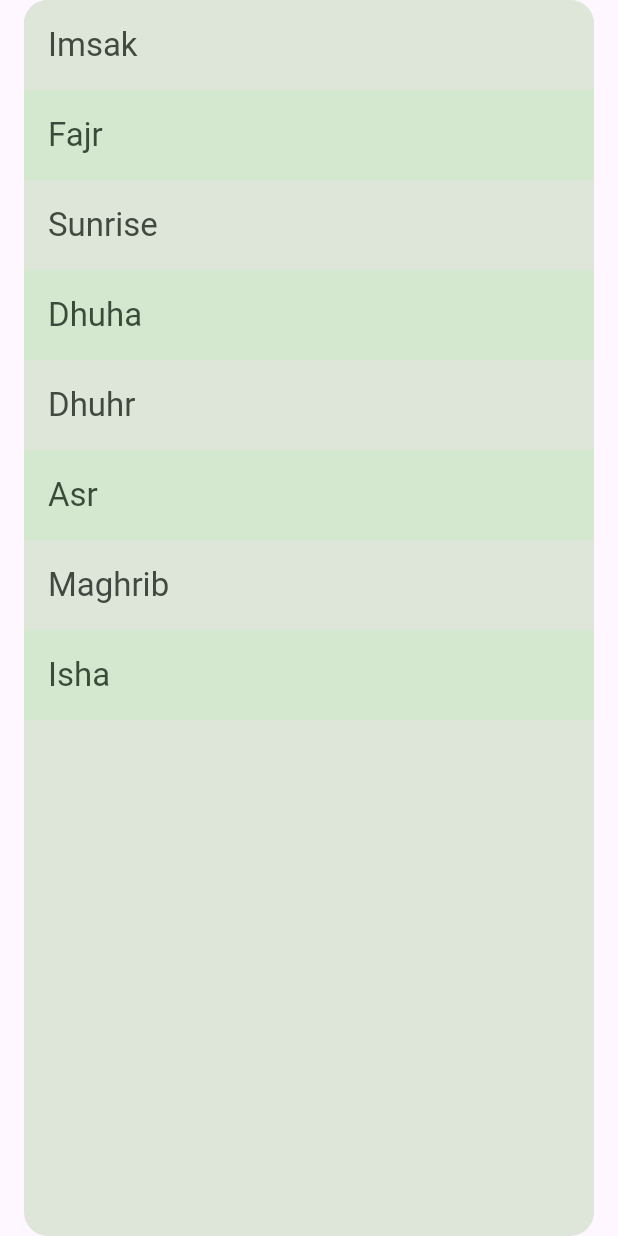
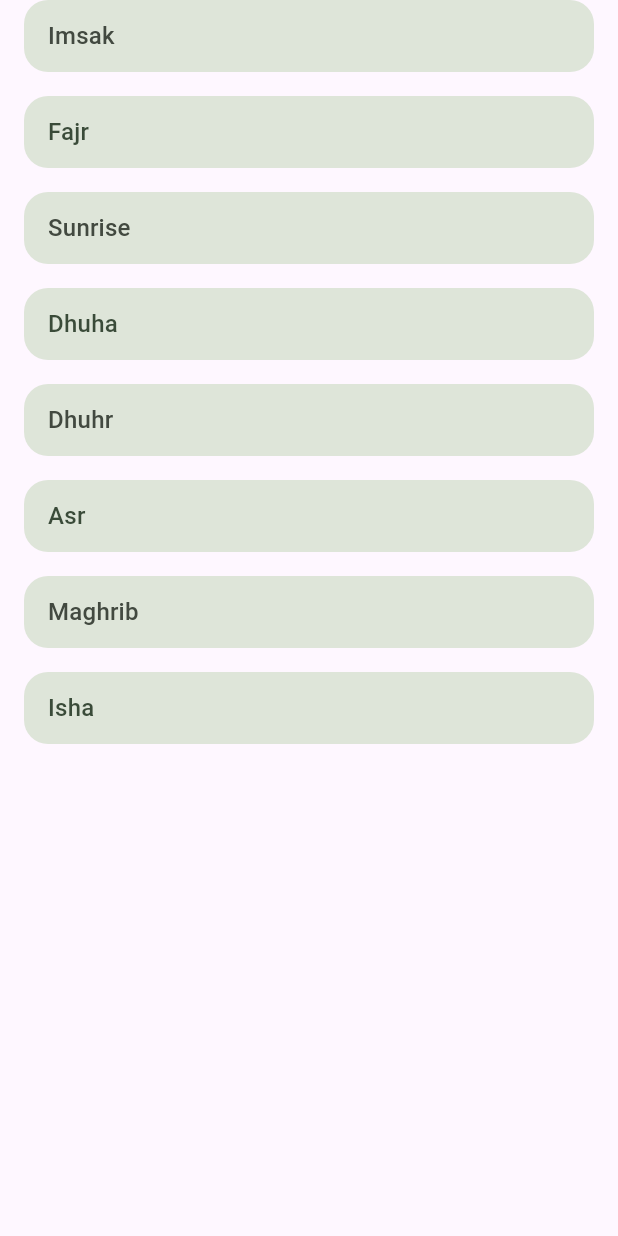
Before and after one commit to pwdev23/jadwal_sholat, a Flutter app: the _PrayerScheduleColumn widget shown alone on an empty page, opened directly with empty values, on a phone screen of 412 x 824 dp. Run offline on Flutter 3.47's test engine with Material 2 defaults, Android fonts, the phone set to English and light mode, and no system bars; our stand-ins replace flutter_riverpod, freezed_annotation, riverpod_annotation, shared_preferences; accounts and stored records are empty; generated files the repository leaves out were written again; network calls fail.

Commit message:
Updated schedule widget styles

```diff
--- a/lib/src/pages/prayer_schedule_page.dart
+++ b/lib/src/pages/prayer_schedule_page.dart
@@ -3,6 +3,7 @@ import 'package:flutter_riverpod/flutter_riverpod.dart';
 
 import '../models/prayer_schedule.dart';
 import '../providers/providers.dart' show prayerScheduleProvider, cityProvider;
+import '../utils.dart';
 
 class PrayerSchedulePage extends ConsumerStatefulWidget {
   static const routeName = '/schedule';
@@ -29,12 +30,7 @@ class _PrayerSchedulePageState extends ConsumerState<PrayerSchedulePage> {
     final city = ref.watch(cityProvider(id: widget.cityId));
     final schedule =
         ref.watch(prayerScheduleProvider(cityId: widget.cityId, date: _now));
-    final onSurface = Theme.of(context).colorScheme.onSurface;
     final colorScheme = Theme.of(context).colorScheme;
-    final timeTextStyle = Theme.of(context)
-        .textTheme
-        .headlineMedium!
-        .copyWith(color: colorScheme.onPrimaryContainer);
 
     return Scaffold(
       backgroundColor: colorScheme.surface,
@@ -43,12 +39,23 @@ class _PrayerSchedulePageState extends ConsumerState<PrayerSchedulePage> {
         title: city.when(
           data: (data) => Text(
             data.name,
-            style: TextStyle(color: onSurface),
+            style: TextStyle(
+              color: colorScheme.onSurface,
+              fontWeight: FontWeight.bold,
             ),
-          error: (_, __) =>
-              Text('Failed to load', style: TextStyle(color: onSurface)),
-          loading: () => Text('', style: TextStyle(color: onSurface)),
           ),
+          error: (_, __) => Text('Failed to load',
+              style: TextStyle(color: colorScheme.onSurface)),
+          loading: () =>
+              Text('', style: TextStyle(color: colorScheme.onSurface)),
+        ),
+        actions: [
+          IconButton(
+            tooltip: 'Search city',
+            onPressed: () => nav.pushNamed('/search'),
+            icon: const Icon(Icons.search),
+          )
+        ],
       ),
       body: ListView(
         children: [
@@ -57,14 +64,15 @@ class _PrayerSchedulePageState extends ConsumerState<PrayerSchedulePage> {
             stream: Stream.periodic(const Duration(seconds: 1)),
             builder: (context, snapshot) {
               final now = DateTime.now();
+
               return Column(
                 children: [
                   if (_prayerScheduleFetched)
                     _TimeRemaining(
-                      backgroundColor: colorScheme.primaryContainer,
+                      backgroundColor: colorScheme.inverseSurface,
                       now: now,
                       prayerSchedule: _schedule,
-                      textStyle: timeTextStyle,
+                      foregroundColor: colorScheme.onInverseSurface,
                     )
                 ],
               );
@@ -85,12 +93,8 @@ class _PrayerSchedulePageState extends ConsumerState<PrayerSchedulePage> {
             error: (_, __) => const Text('Failed to load'),
             loading: () => const LinearProgressIndicator(),
           ),
-          const SizedBox(height: kToolbarHeight),
+          const SizedBox(height: kToolbarHeight * 2),
         ],
-      ),
-      floatingActionButton: FloatingActionButton(
-        onPressed: () => nav.pushNamed('/search'),
-        child: const Icon(Icons.search),
       ),
     );
   }
@@ -110,72 +114,63 @@ class _PrayerScheduleColumn extends StatelessWidget {
   @override
   Widget build(BuildContext context) {
     final colorScheme = Theme.of(context).colorScheme;
-    final titleLarge = Theme.of(context).textTheme.titleLarge;
+    final titleMedium = Theme.of(context).textTheme.titleMedium;
 
-    return Container(
-      clipBehavior: Clip.antiAlias,
-      margin: const EdgeInsets.symmetric(horizontal: 16.0),
-      decoration: BoxDecoration(
-        color: colorScheme.surfaceVariant,
-        borderRadius: BorderRadius.circular(16.0),
-      ),
-      child: Column(
+    return Column(
       children: [
         _PrayerTimeTile(
           backgroundColor: colorScheme.surfaceVariant,
           leading: 'Imsak',
           trailing: prayerSchedule.imsak,
-            textStyle:
-                titleLarge!.copyWith(color: colorScheme.onSurfaceVariant),
+          textStyle: titleMedium!.copyWith(color: colorScheme.onSurfaceVariant),
         ),
         _PrayerTimeTile(
-            backgroundColor: colorScheme.secondaryContainer,
+          backgroundColor: colorScheme.surfaceVariant,
           leading: 'Fajr',
           trailing: prayerSchedule.fajr,
           textStyle:
-                titleLarge.copyWith(color: colorScheme.onSecondaryContainer),
+              titleMedium.copyWith(color: colorScheme.onSecondaryContainer),
         ),
         _PrayerTimeTile(
           backgroundColor: colorScheme.surfaceVariant,
           leading: 'Sunrise',
           trailing: prayerSchedule.sunrise,
-            textStyle: titleLarge.copyWith(color: colorScheme.onSurfaceVariant),
+          textStyle: titleMedium.copyWith(color: colorScheme.onSurfaceVariant),
         ),
         _PrayerTimeTile(
-            backgroundColor: colorScheme.secondaryContainer,
+          backgroundColor: colorScheme.surfaceVariant,
           leading: 'Dhuha',
           trailing: prayerSchedule.dhuha,
           textStyle:
-                titleLarge.copyWith(color: colorScheme.onSecondaryContainer),
+              titleMedium.copyWith(color: colorScheme.onSecondaryContainer),
         ),
         _PrayerTimeTile(
           backgroundColor: colorScheme.surfaceVariant,
           leading: 'Dhuhr',
           trailing: prayerSchedule.dhuhr,
-            textStyle: titleLarge.copyWith(color: colorScheme.onSurfaceVariant),
+          textStyle: titleMedium.copyWith(color: colorScheme.onSurfaceVariant),
         ),
         _PrayerTimeTile(
-            backgroundColor: colorScheme.secondaryContainer,
+          backgroundColor: colorScheme.surfaceVariant,
           leading: 'Asr',
           trailing: prayerSchedule.asr,
           textStyle:
-                titleLarge.copyWith(color: colorScheme.onSecondaryContainer),
+              titleMedium.copyWith(color: colorScheme.onSecondaryContainer),
         ),
         _PrayerTimeTile(
           backgroundColor: colorScheme.surfaceVariant,
           leading: 'Maghrib',
           trailing: prayerSchedule.maghrib,
-            textStyle: titleLarge.copyWith(color: colorScheme.onSurfaceVariant),
+          textStyle: titleMedium.copyWith(color: colorScheme.onSurfaceVariant),
         ),
         _PrayerTimeTile(
-            backgroundColor: colorScheme.secondaryContainer,
+          backgroundColor: colorScheme.surfaceVariant,
           leading: 'Isha',
           trailing: prayerSchedule.isha,
           textStyle:
-                titleLarge.copyWith(color: colorScheme.onSecondaryContainer),
+              titleMedium.copyWith(color: colorScheme.onSecondaryContainer),
         ),
       ],
-      ),
     );
   }
 }
@@ -184,17 +179,25 @@ class _TimeRemaining extends StatelessWidget {
   const _TimeRemaining({
     required this.now,
     required this.prayerSchedule,
-    required this.textStyle,
     required this.backgroundColor,
+    required this.foregroundColor,
   });
 
   final DateTime now;
   final PrayerSchedule prayerSchedule;
-  final TextStyle textStyle;
   final Color backgroundColor;
+  final Color foregroundColor;
 
   @override
   Widget build(BuildContext context) {
+    final leadingStyle = Theme.of(context)
+        .textTheme
+        .headlineLarge!
+        .copyWith(color: foregroundColor);
+    final tralingStyle = Theme.of(context)
+        .textTheme
+        .titleMedium!
+        .copyWith(color: foregroundColor);
     late DateTime compare;
     late String trailing;
     late String leading;
@@ -242,18 +245,16 @@ class _TimeRemaining extends StatelessWidget {
         borderRadius: BorderRadius.circular(16.0),
         color: backgroundColor,
       ),
-      child: Text(
-        '$leading $trailing',
-        textAlign: TextAlign.center,
-        style: textStyle,
+      child: Text.rich(
+        TextSpan(
+          text: '$leading ',
+          style: leadingStyle,
+          children: [
+            TextSpan(text: trailing, style: tralingStyle),
+          ],
+        ),
       ),
     );
-  }
-
-  DateTime prayTime(BuildContext context, DateTime now, String timeText) {
-    final split = timeText.split(':');
-    return DateTime(
-        now.year, now.month, now.day, int.parse(split[0]), int.parse(split[1]));
   }
 }
 
@@ -273,12 +274,16 @@ class _PrayerTimeTile extends StatelessWidget {
   @override
   Widget build(BuildContext context) {
     return Container(
+      padding: const EdgeInsets.symmetric(horizontal: 16.0, vertical: 12.0),
+      margin: const EdgeInsets.fromLTRB(16.0, 0.0, 16.0, 16.0),
+      decoration: BoxDecoration(
         color: backgroundColor,
-      padding: const EdgeInsets.all(16.0),
+        borderRadius: BorderRadius.circular(16.0),
+      ),
       child: Row(
-        mainAxisAlignment: MainAxisAlignment.spaceBetween,
         children: [
           Text(leading, style: textStyle),
+          const Spacer(),
           Text(trailing, style: textStyle),
         ],
       ),
```
Also changed, not shown: lib/src/utils.dart (+8 -0 lines). Lines whose indentation alone changed are shown as unchanged.
